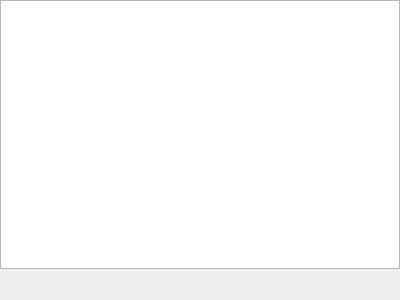
The window that scripteditor.ui (antigol/gaz) describes before a commit, drawn with Qt 5.
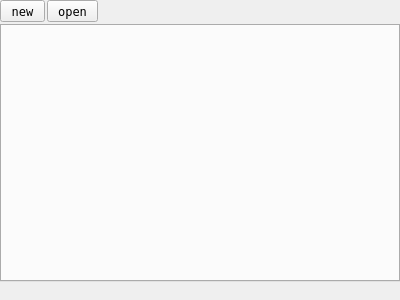
The same window after the commit.

Diff of the .ui file:
```diff
--- a/scripteditor.ui
+++ b/scripteditor.ui
@@ -10,10 +10,19 @@
     <height>300</height>
    </rect>
   </property>
+  <property name="font">
+   <font>
+    <family>DejaVu Sans Mono</family>
+    <pointsize>9</pointsize>
+   </font>
+  </property>
   <property name="windowTitle">
    <string>Form</string>
   </property>
   <layout class="QVBoxLayout" name="verticalLayout">
+   <property name="spacing">
+    <number>2</number>
+   </property>
    <property name="leftMargin">
     <number>0</number>
    </property>
@@ -23,16 +32,44 @@
    <property name="rightMargin">
     <number>0</number>
    </property>
+   <property name="bottomMargin">
+    <number>2</number>
+   </property>
    <item>
-    <widget class="QTextEdit" name="textEdit">
-     <property name="font">
-      <font>
-       <family>DejaVu Sans Mono</family>
-       <pointsize>9</pointsize>
-      </font>
-     </property>
-     <property name="tabStopWidth">
-      <number>20</number>
+    <layout class="QHBoxLayout" name="horizontalLayout">
+     <item>
+      <widget class="QToolButton" name="button_new">
+       <property name="text">
+        <string>new</string>
+       </property>
+      </widget>
+     </item>
+     <item>
+      <widget class="QToolButton" name="button_open">
+       <property name="text">
+        <string>open</string>
+       </property>
+      </widget>
+     </item>
+     <item>
+      <spacer name="horizontalSpacer">
+       <property name="orientation">
+        <enum>Qt::Horizontal</enum>
+       </property>
+       <property name="sizeHint" stdset="0">
+        <size>
+         <width>40</width>
+         <height>20</height>
+        </size>
+       </property>
+      </spacer>
+     </item>
+    </layout>
+   </item>
+   <item>
+    <widget class="QTabWidget" name="tabWidget">
+     <property name="currentIndex">
+      <number>-1</number>
      </property>
     </widget>
    </item>
@@ -41,6 +78,9 @@
      <property name="text">
       <string/>
      </property>
+     <property name="wordWrap">
+      <bool>true</bool>
+     </property>
     </widget>
    </item>
   </layout>
```
Left out of the diff: 2 changed lines with no effect on the pictures.
